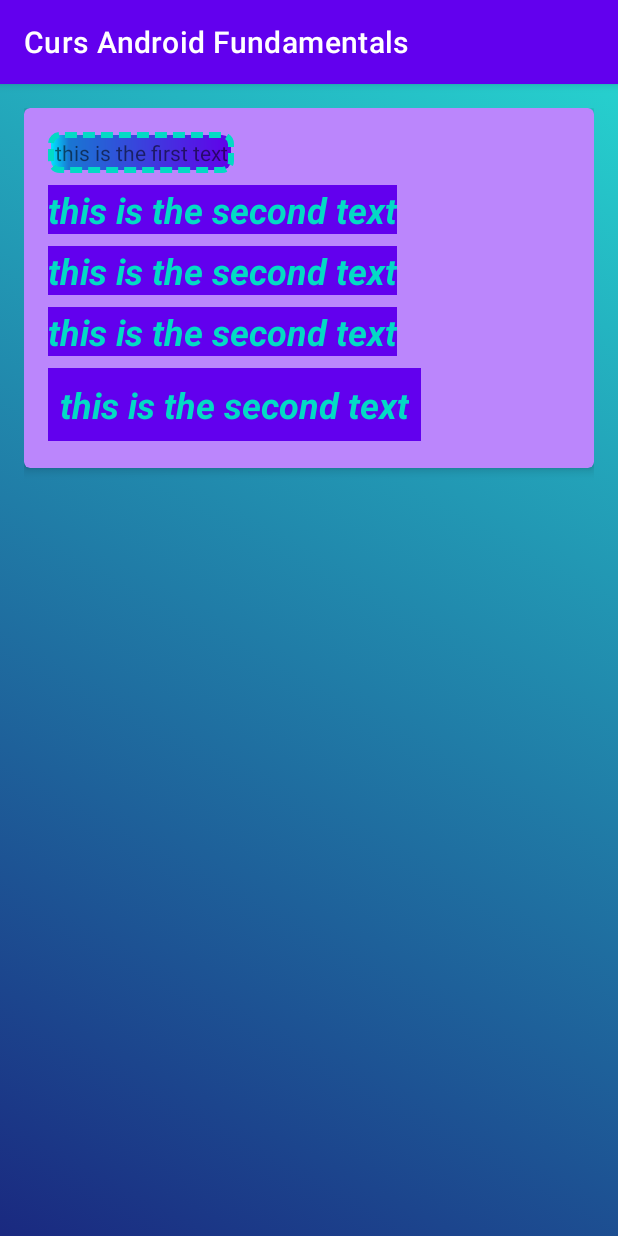
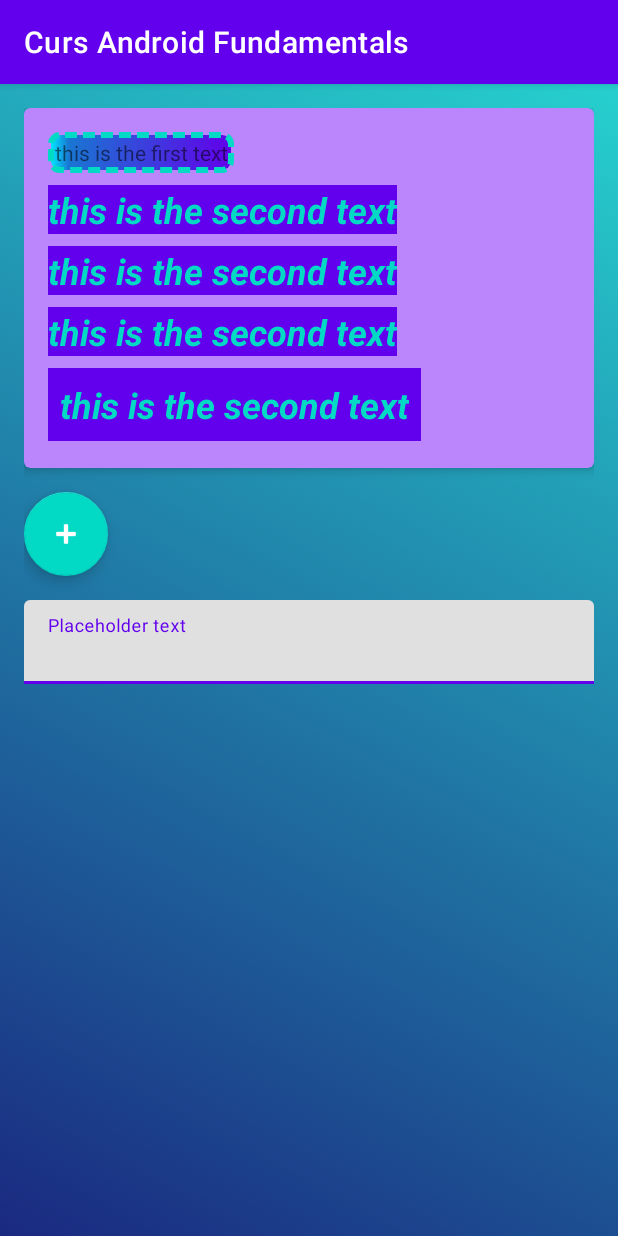
Before and after one commit to magdamiu/AndroidFundamentalsMay2021, an Android app: the CardViewActivity screen opened directly, with no data from a screen before it, on a phone screen of 412 x 824 dp. Run offline under Robolectric (Android 15) with nearby library versions, the phone set to English and light mode, and no system bars.

Commit message:
material design

```diff
--- a/app/src/main/java/com/magdamiu/androidfundamentalsmai2021/styles/CardViewActivity.java
+++ b/app/src/main/java/com/magdamiu/androidfundamentalsmai2021/styles/CardViewActivity.java
@@ -1,11 +1,17 @@
 package com.magdamiu.androidfundamentalsmai2021.styles;
 
 import androidx.appcompat.app.AppCompatActivity;
+import androidx.core.content.ContextCompat;
 
+import android.graphics.Color;
 import android.graphics.drawable.AnimationDrawable;
 import android.os.Bundle;
+import android.view.View;
 import android.widget.LinearLayout;
+import android.widget.TextView;
+import android.widget.Toast;
 
+import com.google.android.material.snackbar.Snackbar;
 import com.magdamiu.androidfundamentalsmai2021.R;
 
 public class CardViewActivity extends AppCompatActivity {
@@ -25,4 +31,21 @@ public class CardViewActivity extends AppCompatActivity {
         animationDrawable.setExitFadeDuration(5000);
         animationDrawable.start();
     }
+
+    public void fabOnClick(View view) {
+        Snackbar snackbar = Snackbar
+                .make(view, R.string.error_occured, Snackbar.LENGTH_LONG)
+                .setAction(R.string.retry, new View.OnClickListener() {
+                    @Override
+                    public void onClick(View view) {
+                        Toast.makeText(CardViewActivity.this, getString(R.string.retry_message), Toast.LENGTH_LONG).show();
+                    }
+                });
+        snackbar.setActionTextColor(Color.RED);
+        View snackbarView = snackbar.getView();
+        snackbarView.setBackgroundColor(ContextCompat.getColor(this, R.color.purple_200));
+        TextView textView = snackbarView.findViewById(com.google.android.material.R.id.snackbar_text);
+        textView.setTextColor(Color.GREEN);
+        snackbar.show();
+    }
 }
--- a/app/src/main/res/layout/activity_card_view.xml
+++ b/app/src/main/res/layout/activity_card_view.xml
@@ -6,6 +6,7 @@
     android:layout_width="match_parent"
     android:layout_height="match_parent"
     android:background="@drawable/animation"
+    android:orientation="vertical"
     android:padding="@dimen/medium_space"
     tools:context=".styles.CardViewActivity">
 
@@ -54,4 +55,31 @@
         </LinearLayout>
     </androidx.cardview.widget.CardView>
 
+    <com.google.android.material.floatingactionbutton.FloatingActionButton
+        android:layout_width="wrap_content"
+        android:layout_height="wrap_content"
+        android:layout_marginTop="@dimen/medium_space"
+        android:contentDescription="@string/fab_sample"
+        android:onClick="fabOnClick"
+        android:src="@android:drawable/ic_input_add"
+        app:fabSize="normal"
+        app:rippleColor="@color/purple_700"
+        app:tint="@android:color/white" />
+
+    <androidx.coordinatorlayout.widget.CoordinatorLayout
+        android:layout_width="wrap_content"
+        android:layout_height="wrap_content" />
+
+    <com.google.android.material.textfield.TextInputLayout
+        android:layout_width="match_parent"
+        android:layout_height="wrap_content"
+        android:layout_marginTop="@dimen/medium_space">
+
+        <EditText
+            android:layout_width="match_parent"
+            android:layout_height="wrap_content"
+            android:hint="@string/placeholder_text" />
+
+    </com.google.android.material.textfield.TextInputLayout>
+
 </LinearLayout>
--- a/app/src/main/res/values/strings.xml
+++ b/app/src/main/res/values/strings.xml
@@ -79,4 +79,9 @@ Ut fermentum feugiat lorem sed ultrices. Phasellus et mattis diam. Sed faucibus
     <string name="this_is_the_first_text">this is the first text</string>
     <string name="this_is_the_second_text">this is the second text</string>
     <string name="cardviewsample">CardViewSample</string>
+    <string name="fab_sample">fab sample</string>
+    <string name="error_occured">error</string>
+    <string name="retry">retry</string>
+    <string name="retry_message">please try again</string>
+    <string name="placeholder_text">Placeholder text</string>
 </resources>
--- a/app/src/main/res/values/themes.xml
+++ b/app/src/main/res/values/themes.xml
@@ -12,6 +12,8 @@
         <!-- Status bar color. -->
         <item name="android:statusBarColor" tools:targetApi="l">?attr/colorPrimaryVariant</item>
         <!-- Customize your theme here. -->
+
+
     </style>
 
     <style name="TextViewBig">
```
